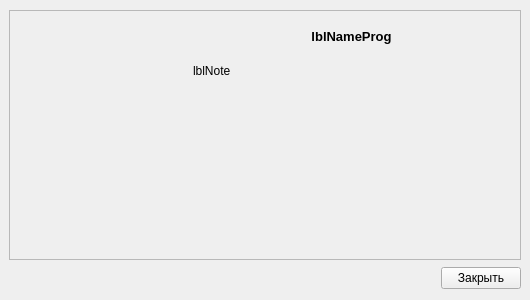
Before: the Qt Designer form SupportClient/frmAbout.ui in djdenkrrog/support, drawn with Qt 5.
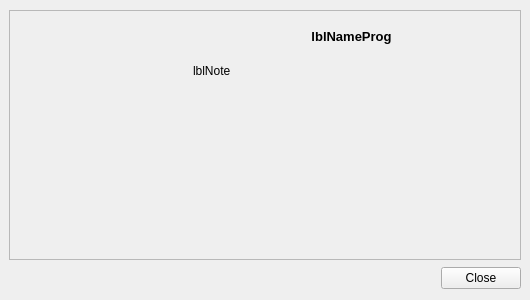
After: the same form once the commit is applied.

```diff
--- a/SupportClient/frmAbout.ui
+++ b/SupportClient/frmAbout.ui
@@ -158,7 +158,7 @@
       <item>
        <widget class="QPushButton" name="btnClose">
         <property name="text">
-         <string>Закрыть</string>
+         <string>Close</string>
         </property>
        </widget>
       </item>
```
Left out of the diff: 2 changed lines with no effect on the pictures.
